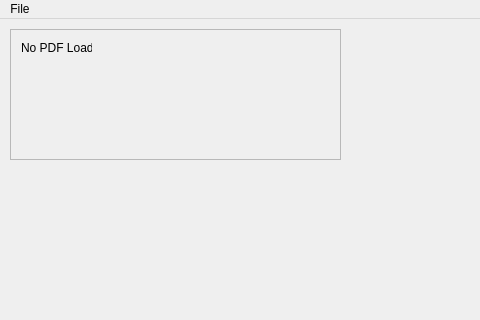
First picture: the form in mainwindow.ui, repository rudranshbh/RogerPDF, before the edit; both pictures show x 0 to 480 and y 0 to 320 of the 800 by 600 pixel window.
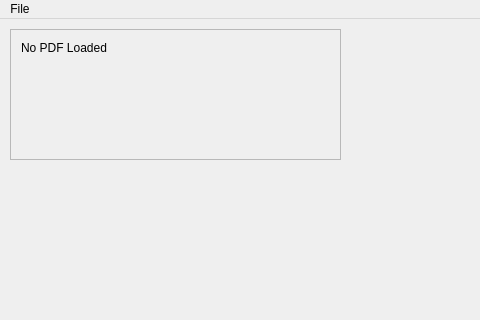
Second picture: the form after the edit.

Commit message: Integrated MuPDF and opened PDF Docs

The edit to the form file:
```diff
--- a/mainwindow.ui
+++ b/mainwindow.ui
@@ -40,7 +40,7 @@
        <rect>
         <x>10</x>
         <y>10</y>
-        <width>71</width>
+        <width>281</width>
         <height>16</height>
        </rect>
       </property>
```
The commit also changes 2 other files.
